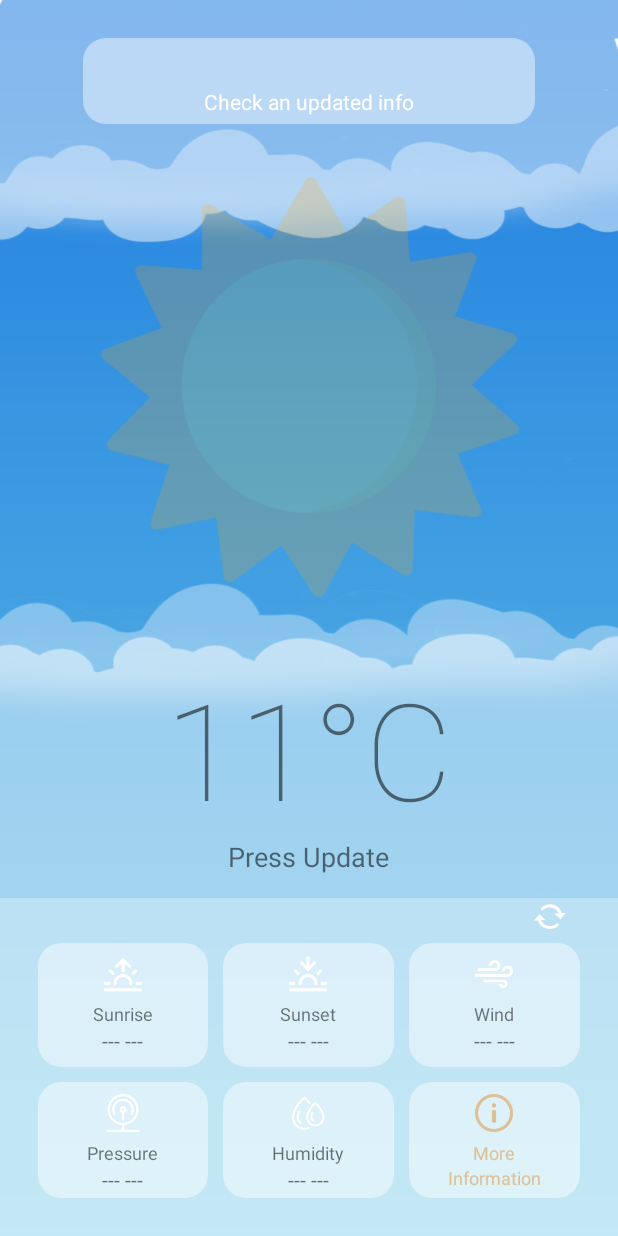
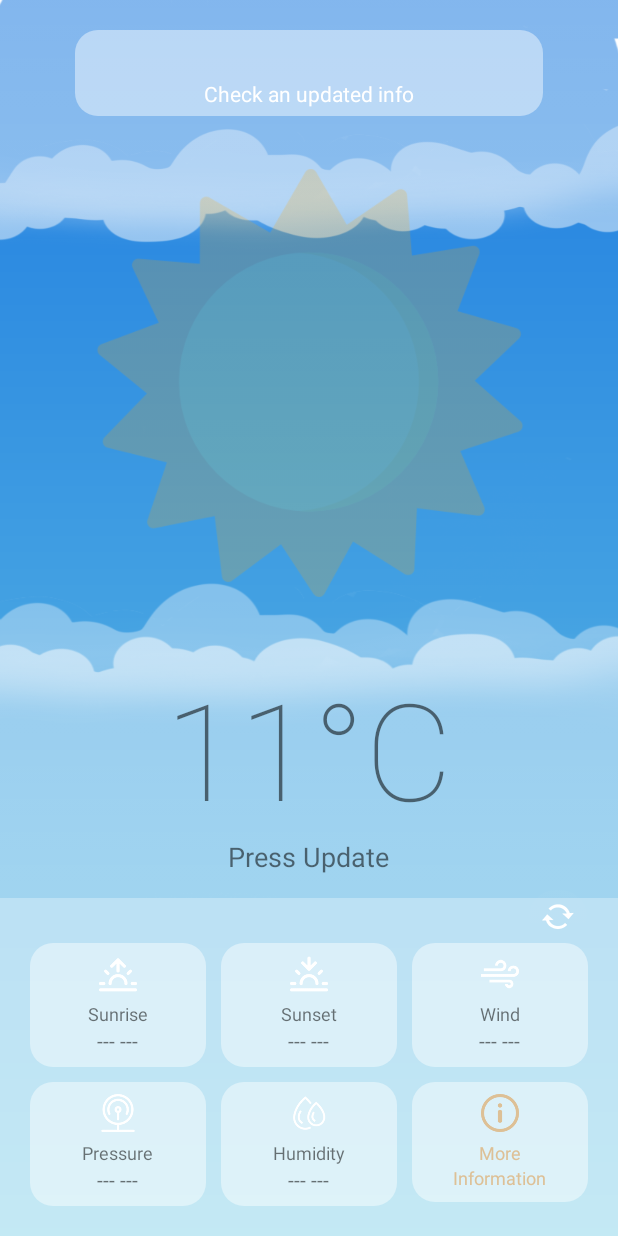
Before and after one commit to TheBukharian/Weather-app, an Android app: the screen it shows after launch (MainActivity), on a phone screen of 412 x 824 dp. Run offline under Robolectric (Android 15) with nearby library versions, the phone set to English and light mode, and no system bars; our stand-ins replace Dagger/Hilt's generated code, Room's generated code; libraries missing offline, so code that uses them is left out: com.facebook.stetho, com.jakewharton.retrofit2, net.danlew.android; 7 statements that could not run were skipped.

Commit message:
Kotlinization 3

```diff
--- a/app/src/main/res/layout/main_fragment.xml
+++ b/app/src/main/res/layout/main_fragment.xml
@@ -101,7 +101,7 @@
             android:layout_alignParentEnd="true"
             android:layout_alignParentBottom="true"
             android:orientation="vertical"
-            android:padding="25dp"
+            android:padding="20dp"
             >
 
 
@@ -196,11 +196,10 @@
                 <LinearLayout
                     android:id="@+id/detailsContainer"
                     android:layout_width="match_parent"
-                    android:layout_height="205dp"
+                    android:layout_height="wrap_content"
                     android:layout_alignParentStart="true"
                     android:layout_alignParentEnd="true"
                     android:layout_alignParentBottom="true"
-                    android:layout_marginStart="0dp"
                     android:orientation="vertical">
 
                     <ImageButton
```
